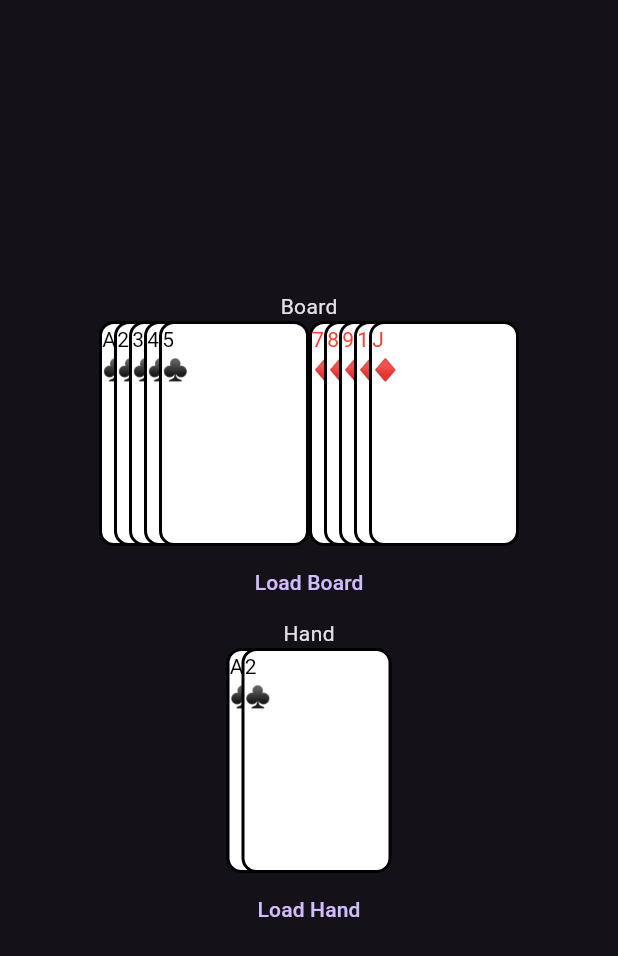
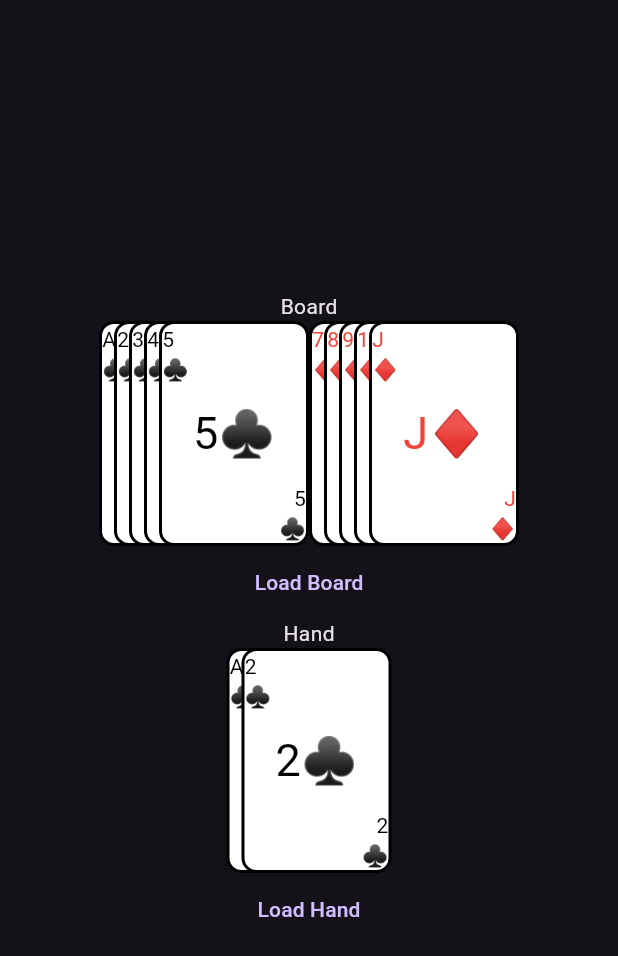
Before and after one commit to arqueffe/MachIAvelli, a Flutter app: the screen it shows after launch, on a phone screen of 412 x 824 dp. Shown: the top 956 px of the screen. Run offline on Flutter 3.47's test engine with Material 3 defaults, Android fonts, the phone set to English and light mode, and no system bars; our stand-ins replace camera.

Commit message:
Improvement of CardWidget

```diff
--- a/machiavelli_app/lib/main.dart
+++ b/machiavelli_app/lib/main.dart
@@ -122,61 +122,34 @@ class CardWidget extends StatelessWidget {
           borderRadius: BorderRadius.circular(10),
           border: Border.all(color: Colors.black, width: 2),
         ),
-      child: Column(
-        // mainAxisAlignment: MainAxisAlignment.center,
+        child: Stack(fit: StackFit.expand, children: [
+          Column(
+            mainAxisAlignment: MainAxisAlignment.start,
             crossAxisAlignment: CrossAxisAlignment.start,
             children: <Widget>[
-          Text(() {
-            if (card.value == 1) return "A";
-            if (card.value > 10) {
-              switch (card.value) {
-                case 11:
-                  return "J";
-                case 12:
-                  return "Q";
-                case 13:
-                  return "K";
-              }
-            }
-            return card.value.toString();
-          }(), style: TextStyle(color: () {
-            switch (card.suit) {
-              case Suit.spades:
-                return Colors.black;
-              case Suit.hearts:
-                return Colors.red;
-              case Suit.diamonds:
-                return Colors.red;
-              case Suit.clubs:
-                return Colors.black;
-            }
-          }())),
-          Text(() {
-            switch (card.suit) {
-              case Suit.spades:
-                return "♠";
-              case Suit.hearts:
-                return "♥";
-              case Suit.diamonds:
-                return "♦";
-              case Suit.clubs:
-                return "♣";
-            }
-          }(), style: TextStyle(color: () {
-            switch (card.suit) {
-              case Suit.spades:
-                return Colors.black;
-              case Suit.hearts:
-                return Colors.red;
-              case Suit.diamonds:
-                return Colors.red;
-              case Suit.clubs:
-                return Colors.black;
-            }
-          }())),
+              Text(card.valueToString(), style: TextStyle(color: card.color)),
+              Text(card.suitToString(), style: TextStyle(color: card.color)),
             ],
           ),
-    );
+          Row(
+            mainAxisAlignment: MainAxisAlignment.center,
+            crossAxisAlignment: CrossAxisAlignment.center,
+            children: <Widget>[
+              Text(card.valueToString(),
+                  style: TextStyle(color: card.color, fontSize: 30)),
+              Text(card.suitToString(),
+                  style: TextStyle(color: card.color, fontSize: 30)),
+            ],
+          ),
+          Column(
+            mainAxisAlignment: MainAxisAlignment.end,
+            crossAxisAlignment: CrossAxisAlignment.end,
+            children: <Widget>[
+              Text(card.valueToString(), style: TextStyle(color: card.color)),
+              Text(card.suitToString(), style: TextStyle(color: card.color)),
+            ],
+          )
+        ]));
   }
 }
 
--- a/machiavelli_app/lib/model/game.dart
+++ b/machiavelli_app/lib/model/game.dart
@@ -1,3 +1,5 @@
+import 'package:flutter/material.dart';
+
 enum Suit { spades, hearts, diamonds, clubs }
 
 class GameCard {
@@ -5,4 +7,43 @@ class GameCard {
   final int value;
 
   const GameCard({required this.suit, required this.value});
+
+  String valueToString() {
+    switch (value) {
+      case 1:
+        return 'A';
+      case 11:
+        return 'J';
+      case 12:
+        return 'Q';
+      case 13:
+        return 'K';
+      default:
+        return value.toString();
+    }
+  }
+
+  String suitToString() {
+    switch (suit) {
+      case Suit.spades:
+        return '♠';
+      case Suit.hearts:
+        return '♥';
+      case Suit.diamonds:
+        return '♦';
+      case Suit.clubs:
+        return '♣';
+    }
+  }
+
+  get color {
+    switch (suit) {
+      case Suit.spades:
+      case Suit.clubs:
+        return Colors.black;
+      case Suit.hearts:
+      case Suit.diamonds:
+        return Colors.red;
+    }
+  }
 }
```
Lines whose indentation alone changed are shown as unchanged.
